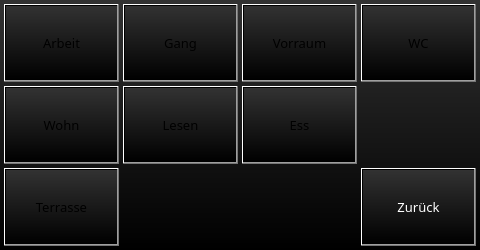
This is projects/klaus_visu_ap420/egwindow.ui in busmaster/homebus as Qt 5 draws it before an edit. The edited form follows.
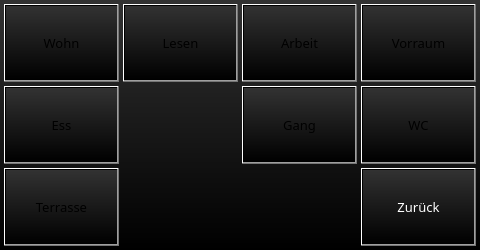
This is the edited form.

Commit message: rearrangement of buttons

```diff
--- a/projects/klaus_visu_ap420/egwindow.ui
+++ b/projects/klaus_visu_ap420/egwindow.ui
@@ -34,8 +34,8 @@
   <widget class="QPushButton" name="pushButtonLightGang">
    <property name="geometry">
     <rect>
-     <x>123</x>
-     <y>4</y>
+     <x>242</x>
+     <y>86</y>
      <width>115</width>
      <height>78</height>
     </rect>
@@ -53,7 +53,7 @@
   <widget class="QPushButton" name="pushButtonLightEss">
    <property name="geometry">
     <rect>
-     <x>242</x>
+     <x>4</x>
      <y>86</y>
      <width>115</width>
      <height>78</height>
@@ -73,7 +73,7 @@
    <property name="geometry">
     <rect>
      <x>4</x>
-     <y>86</y>
+     <y>4</y>
      <width>115</width>
      <height>78</height>
     </rect>
@@ -91,7 +91,7 @@
   <widget class="QPushButton" name="pushButtonLightArbeit">
    <property name="geometry">
     <rect>
-     <x>4</x>
+     <x>242</x>
      <y>4</y>
      <width>115</width>
      <height>78</height>
@@ -132,7 +132,7 @@
   <widget class="QPushButton" name="pushButtonLightVorraum">
    <property name="geometry">
     <rect>
-     <x>242</x>
+     <x>361</x>
      <y>4</y>
      <width>115</width>
      <height>78</height>
@@ -152,7 +152,7 @@
    <property name="geometry">
     <rect>
      <x>361</x>
-     <y>4</y>
+     <y>86</y>
      <width>115</width>
      <height>78</height>
     </rect>
@@ -190,7 +190,7 @@
    <property name="geometry">
     <rect>
      <x>123</x>
-     <y>86</y>
+     <y>4</y>
      <width>115</width>
      <height>78</height>
     </rect>
```
The commit also changes 4 other files.
